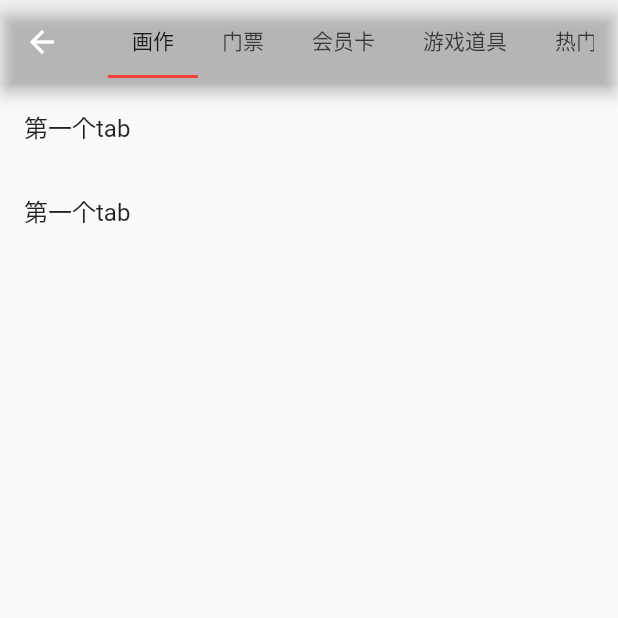
After one commit to highlandear/xumia, a Flutter app: the Categorypage screen opened directly, on a phone screen of 412 x 824 dp, the top half of it. The commit adds this screen. Run offline on Flutter 3.47's test engine with Material 2 defaults, Android fonts, the phone set to English and light mode, and no system bars; drawn by our look-alikes of oktoast; our stand-ins replace dio, qr_flutter, shared_preferences, webview_flutter; missing offline and left inert: barcode_scan2, city_pickers; accounts and stored records are empty; network calls fail.

Commit message:
引入 tabview

```diff
--- /dev/null
+++ b/xumi_app/lib/app_main/gallery/galaxy.dart
@@ -0,0 +1,124 @@
+import 'package:flutter/material.dart';
+
+class Categorypage extends StatefulWidget {
+  @override
+  _CategorypageState createState() => _CategorypageState();
+}
+
+class _CategorypageState extends State<Categorypage> {
+  @override
+  Widget build(BuildContext context) {
+    return DefaultTabController(
+      length: 5,
+      child: Scaffold(
+        appBar: AppBar(
+          title: Row(
+            children: [
+              Expanded(
+                child: TabBar(
+                    indicatorColor: Colors.red,
+                    isScrollable: true, //多个按钮可以滑动
+                    tabs: <Widget>[
+                      Tab(text: "画作"),
+                      Tab(text: "门票"),
+                      Tab(text: "会员卡"),
+                      Tab(text: "游戏道具"),
+                      Tab(text: "热门5"),
+                 //     Tab(text: "推荐6"),
+                //      Tab(text: "热门7"),
+                //      Tab(text: "推荐8"),
+                    ]),
+              ),
+            ],
+          ),
+          backgroundColor: Colors.transparent,
+          //   foregroundColor: Colors.transparent,
+        ),
+        body: TabBarView(
+          children: <Widget>[
+            ListView(
+              children: [
+                ListTile(
+                  title: Text("第一个tab"),
+                ),
+                ListTile(
+                  title: Text("第一个tab"),
+                ),
+              ],
+            ),
+            ListView(
+              children: [
+                ListTile(
+                  title: Text("第二个tab"),
+                ),
+                ListTile(
+                  title: Text("第二个tab"),
+                ),
+              ],
+            ),
+            ListView(
+              children: [
+                ListTile(
+                  title: Text("第三个tab"),
+                ),
+                ListTile(
+                  title: Text("第二个tab"),
+                ),
+              ],
+            ),
+            ListView(
+              children: [
+                ListTile(
+                  title: Text("第四个tab"),
+                ),
+                ListTile(
+                  title: Text("第二个tab"),
+                ),
+              ],
+            ),
+            ListView(
+              children: [
+                ListTile(
+                  title: Text("第五个tab"),
+                ),
+                ListTile(
+                  title: Text("第二个tab"),
+                ),
+              ],
+            ),
+            // ListView(
+            //   children: [
+            //     ListTile(
+            //       title: Text("第6个tab"),
+            //     ),
+            //     ListTile(
+            //       title: Text("第二个tab"),
+            //     ),
+            //   ],
+            // ),
+            // ListView(
+            //   children: [
+            //     ListTile(
+            //       title: Text("第7个tab"),
+            //     ),
+            //     ListTile(
+            //       title: Text("第二个tab"),
+            //     ),
+            //   ],
+            // ),
+            // ListView(
+            //   children: [
+            //     ListTile(
+            //       title: Text("第8个tab"),
+            //     ),
+            //     ListTile(
+            //       title: Text("第二个tab"),
+            //     ),
+            //   ],
+            // )
+          ],
+        ),
+      ),
+    );
+  }
+}
--- a/xumi_app/lib/app_main/homeland/drawerhead.dart
+++ b/xumi_app/lib/app_main/homeland/drawerhead.dart
@@ -5,6 +5,7 @@ import '../../login/addresslist.dart';
 import '../../login/smslogin.dart';
 import '../../utils/xqrgen.dart';
 import '../../utils/xqrscan.dart';
+import '../gallery/galaxy.dart';
 import 'listtileitem.dart';
 
 class DrawerHeadInfo extends StatefulWidget {
@@ -21,7 +22,11 @@ class _DrawerHeadInfoState extends State<DrawerHeadInfo> {
         Global.user.logout();
         Navigator.pop(context, true);
         break;
-      case '扫码':
+      case '设置':
+        Navigator.push(context, MaterialPageRoute(builder: (context) {
+          return ( Categorypage());
+        }));
+
         break;
       case '地址管理':
         Navigator.push(context, MaterialPageRoute(builder: (context) {
--- a/xumi_app/lib/bean/gnftdata.dart
+++ b/xumi_app/lib/bean/gnftdata.dart
@@ -36,6 +36,7 @@ class GNFTData {
     if(json['code'] != 200) {
       return [];
     }
+    print(json);
     return (json['data'] as List<dynamic>)
         .map((e) => GNFTData.fromJson((e as Map<String, dynamic>)))
         .toList();
--- a/xumi_app/lib/data/global.dart
+++ b/xumi_app/lib/data/global.dart
@@ -52,7 +52,7 @@ class Global {
   /// 加载画廊信息
   Future loadGalleryData() async {
     return GNFTData.listfromJson(
-        await XHttp.instance.post(Config.getMyData, params: {'type': 1}));
+        await XHttp.instance.post(Config.getMyData, params: {'type': 0}));
   }
 
   /// 请求登录
```
